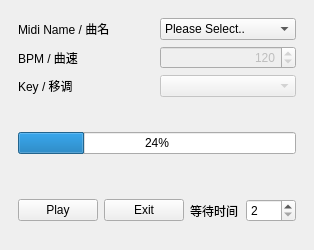
First picture: the form in mainwindow.ui, repository WitchElaina/Genshin_Zither_Player, before the edit.
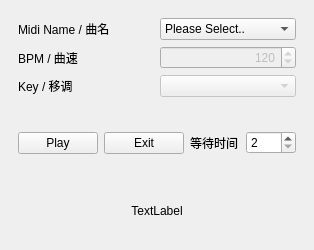
Second picture: the form after the edit.

What changed in the file:
```diff
--- a/mainwindow.ui
+++ b/mainwindow.ui
@@ -11,7 +11,7 @@
    </rect>
   </property>
   <property name="sizePolicy">
-   <sizepolicy hsizetype="Fixed" vsizetype="Fixed">
+   <sizepolicy hsizetype="Preferred" vsizetype="Preferred">
     <horstretch>0</horstretch>
     <verstretch>0</verstretch>
    </sizepolicy>
@@ -101,19 +101,6 @@
       </layout>
      </widget>
     </item>
-    <item>
-     <widget class="QWidget" name="widget_3" native="true">
-      <layout class="QHBoxLayout" name="horizontalLayout_2">
-       <item>
-        <widget class="QProgressBar" name="progressBar">
-         <property name="value">
-          <number>24</number>
-         </property>
-        </widget>
-       </item>
-      </layout>
-     </widget>
-    </item>
     <item>
      <widget class="QWidget" name="widget_2" native="true">
       <layout class="QHBoxLayout" name="horizontalLayout">
@@ -154,6 +141,30 @@
       </layout>
      </widget>
     </item>
+    <item>
+     <widget class="QWidget" name="widget_3" native="true">
+      <layout class="QHBoxLayout" name="horizontalLayout_2">
+       <item>
+        <widget class="QLabel" name="label_info">
+         <property name="font">
+          <font>
+           <stylestrategy>PreferAntialias</stylestrategy>
+          </font>
+         </property>
+         <property name="text">
+          <string>TextLabel</string>
+         </property>
+         <property name="alignment">
+          <set>Qt::AlignCenter</set>
+         </property>
+         <property name="wordWrap">
+          <bool>true</bool>
+         </property>
+        </widget>
+       </item>
+      </layout>
+     </widget>
+    </item>
    </layout>
   </widget>
  </widget>
```
